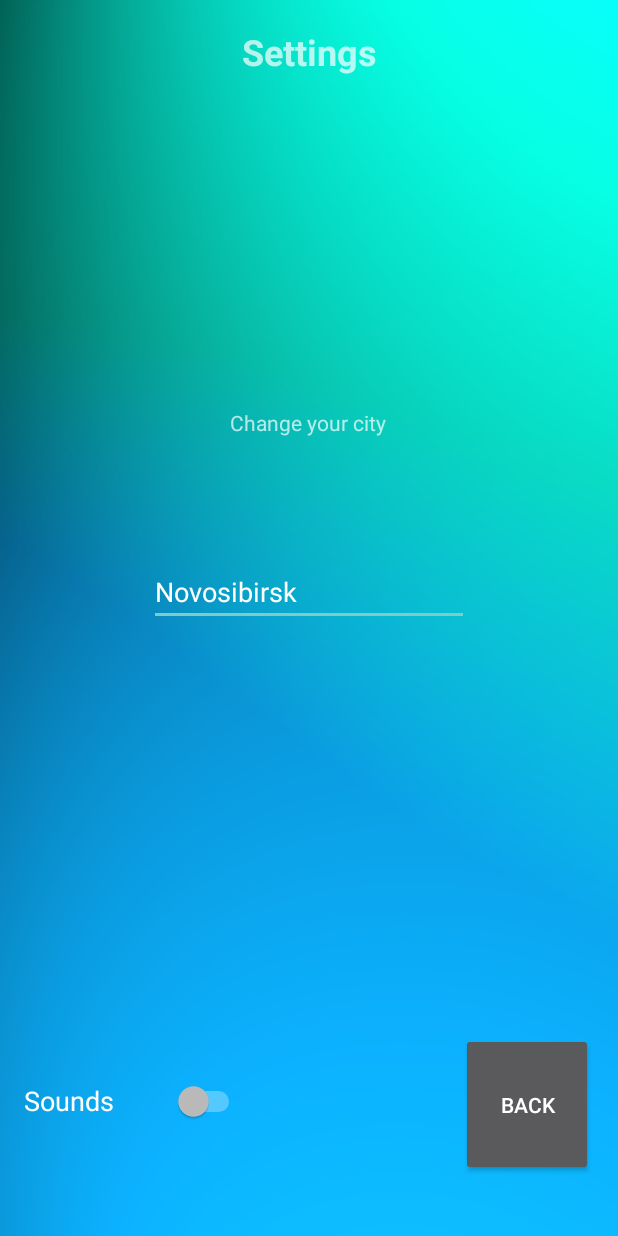
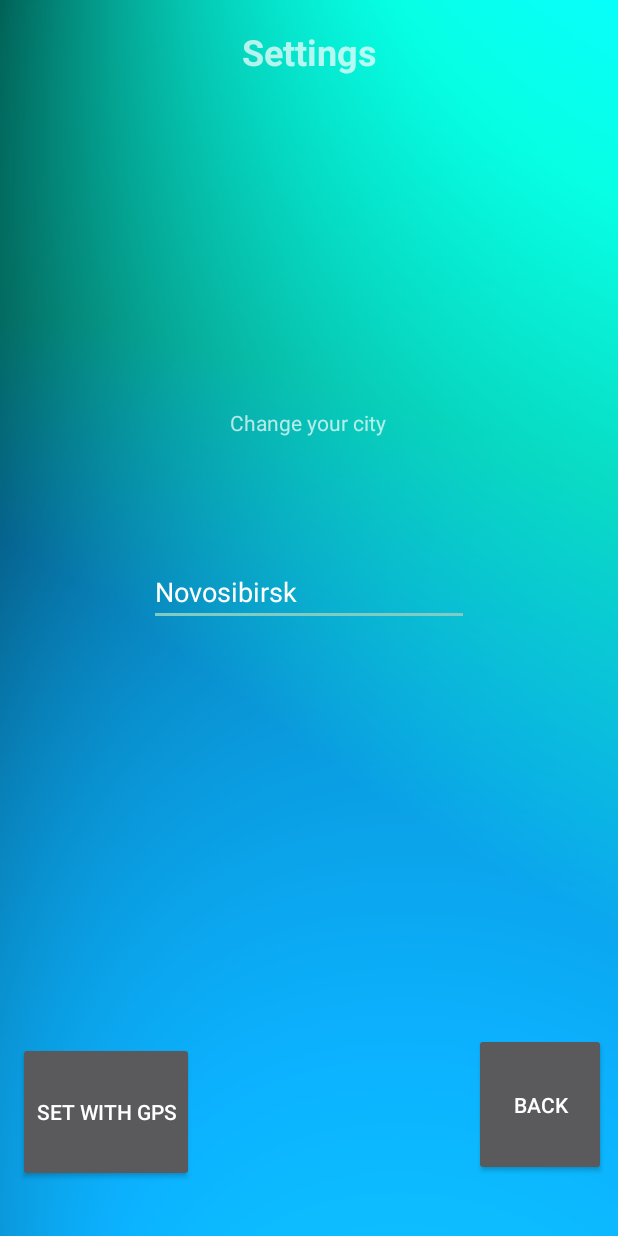
Before and after one commit to ilnprj/WeatherApp, an Android app: the Settings screen opened directly, with no data from a screen before it, on a phone screen of 412 x 824 dp. Run offline under Robolectric (Android 15) with nearby library versions, the phone set to English and light mode, and no system bars.

Commit message:
Create new class.

```diff
--- a/app/src/main/java/com/example/weartherapp/WeatherFragment.java
+++ b/app/src/main/java/com/example/weartherapp/WeatherFragment.java
@@ -1,6 +1,5 @@
 package com.example.weartherapp;
 
-import android.content.Intent;
 import android.graphics.Typeface;
 import android.os.Bundle;
 import android.os.Handler;
@@ -21,7 +20,7 @@ import java.util.Date;
 import java.util.Locale;
 
 public class WeatherFragment  extends Fragment  {
-    Typeface weatherFont;
+
     TextView cityField;
     TextView temperatureField;
     TextView lastUpdated;
@@ -59,7 +58,6 @@ public class WeatherFragment  extends Fragment  {
 
     public void onCreate(Bundle savedInstanceState) {
         super.onCreate(savedInstanceState);
-        weatherFont = Typeface.createFromAsset(getActivity().getAssets(), "fonts/weather.ttf");
         updateWeatherData( new UserPrefs(getActivity()).GetDefaultCity());
     }
 
--- a/app/src/main/res/layout/activity_settings.xml
+++ b/app/src/main/res/layout/activity_settings.xml
@@ -8,37 +8,16 @@
     android:background="@drawable/background"
     tools:context=".Settings">
 
-    <Switch
-        android:id="@+id/switchSound"
-        android:layout_width="147dp"
-        android:layout_height="92dp"
-        android:layout_marginStart="8dp"
-        android:layout_marginLeft="8dp"
-        android:layout_marginEnd="8dp"
-        android:layout_marginRight="8dp"
-        android:layout_marginBottom="44dp"
-        android:text="@string/Sounds"
-        android:textColor="@color/common_google_signin_btn_text_dark_default"
-        android:textSize="18sp"
-        app:layout_constraintBottom_toBottomOf="parent"
-        app:layout_constraintEnd_toEndOf="parent"
-        app:layout_constraintHorizontal_bias="0.032"
-        app:layout_constraintStart_toStartOf="parent" />
-
     <Button
         android:id="@+id/backBtn"
         android:layout_width="wrap_content"
         android:layout_height="95dp"
-        android:layout_marginStart="144dp"
-        android:layout_marginLeft="144dp"
         android:layout_marginEnd="8dp"
         android:layout_marginRight="8dp"
         android:layout_marginBottom="40dp"
         android:text="@string/Back"
         app:layout_constraintBottom_toBottomOf="parent"
-        app:layout_constraintEnd_toEndOf="parent"
-        app:layout_constraintHorizontal_bias="0.0"
-        app:layout_constraintStart_toEndOf="@+id/switchSound" />
+        app:layout_constraintEnd_toEndOf="parent" />
 
     <TextView
         android:id="@+id/textView"
@@ -89,4 +68,18 @@
         app:layout_constraintStart_toStartOf="parent"
         app:layout_constraintTop_toBottomOf="@+id/textView3" />
 
+    <Button
+        android:id="@+id/gpsButton"
+        android:layout_width="wrap_content"
+        android:layout_height="93dp"
+        android:layout_marginStart="12dp"
+        android:layout_marginLeft="12dp"
+        android:layout_marginTop="8dp"
+        android:layout_marginBottom="36dp"
+        android:text="@string/gpsText"
+        app:layout_constraintBottom_toBottomOf="parent"
+        app:layout_constraintStart_toStartOf="parent"
+        app:layout_constraintTop_toTopOf="parent"
+        app:layout_constraintVertical_bias="1.0" />
+
 </android.support.constraint.ConstraintLayout>
--- a/app/src/main/res/values/strings.xml
+++ b/app/src/main/res/values/strings.xml
@@ -14,4 +14,5 @@
     <string name="LastInfoServer">Time from server</string>
     <string name="LastTimeUser">Time update user</string>
     <string name="tryConnect">Updating weather..</string>
+    <string name="gpsText">Set with GPS</string>
 </resources>
```
Also changed, not shown: app/src/main/java/com/example/weartherapp/DownloadHandler.java (+0 -11 lines), app/src/main/java/com/example/weartherapp/GpsModule.java (added, +41 -0 lines).
